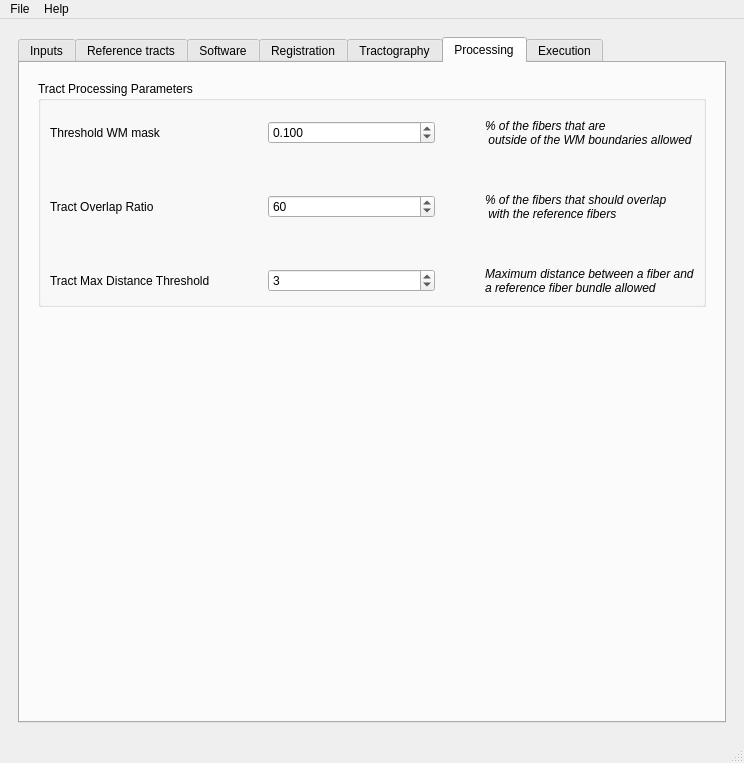
First picture: the form in AutoTract.ui, repository wendyuu/AutoTract, before the edit.
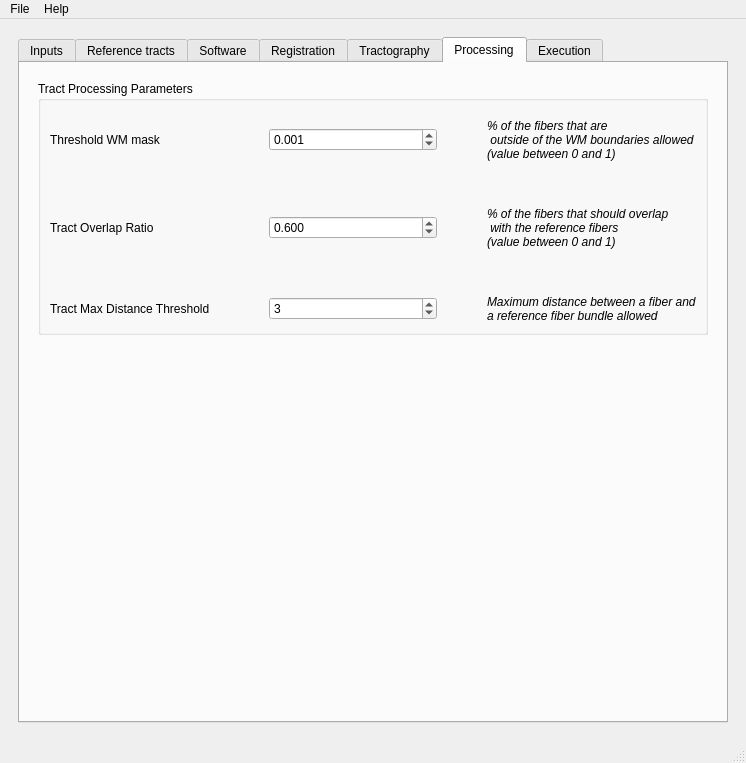
Second picture: the form after the edit. The open tabs and pages were chosen to show the change. Icons and pictures are not drawn.

Commit message: ENH: added some additional processing steps, slight UI changes (processing variables)

What changed in the file:
```diff
--- a/AutoTract.ui
+++ b/AutoTract.ui
@@ -6,7 +6,7 @@
    <rect>
     <x>0</x>
     <y>0</y>
-    <width>744</width>
+    <width>746</width>
     <height>763</height>
    </rect>
   </property>
@@ -1204,11 +1204,14 @@
                 <property name="decimals">
                  <number>3</number>
                 </property>
+                <property name="maximum">
+                 <double>1.000000000000000</double>
+                </property>
                 <property name="singleStep">
                  <double>0.010000000000000</double>
                 </property>
                 <property name="value">
-                 <double>0.100000000000000</double>
+                 <double>0.001000000000000</double>
                 </property>
                </widget>
               </item>
@@ -1221,7 +1224,8 @@
                 </property>
                 <property name="text">
                  <string>% of the fibers that are
- outside of the WM boundaries allowed</string>
+ outside of the WM boundaries allowed 
+(value between 0 and 1)</string>
                 </property>
                </widget>
               </item>
@@ -1235,13 +1239,16 @@
               <item row="2" column="1">
                <widget class="QDoubleSpinBox" name="para_tractOverlapRatio_spinBox">
                 <property name="decimals">
-                 <number>0</number>
+                 <number>3</number>
                 </property>
                 <property name="maximum">
-                 <double>100.000000000000000</double>
+                 <double>1.000000000000000</double>
+                </property>
+                <property name="singleStep">
+                 <double>0.001000000000000</double>
                 </property>
                 <property name="value">
-                 <double>60.000000000000000</double>
+                 <double>0.600000000000000</double>
                 </property>
                </widget>
               </item>
@@ -1254,7 +1261,8 @@
                 </property>
                 <property name="text">
                  <string>% of the fibers that should overlap
- with the reference fibers</string>
+ with the reference fibers 
+(value between 0 and 1)</string>
                 </property>
                </widget>
               </item>
@@ -1632,7 +1640,7 @@
     <rect>
      <x>0</x>
      <y>0</y>
-     <width>744</width>
+     <width>746</width>
      <height>25</height>
     </rect>
    </property>
```
Left out of the diff: 4 changed lines with no effect on the pictures. The commit also changes 2 other files.
